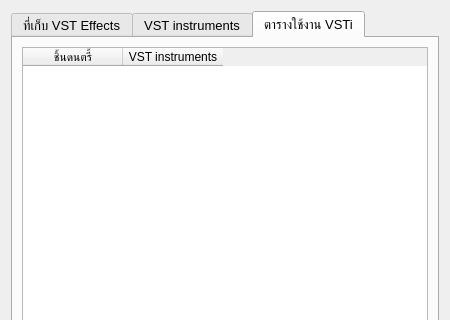
Above: Dialogs/VSTDirsDialog.ui from pie62/HandyKaraoke before the change; both pictures show x 0 to 450 and y 0 to 320 of the 450 by 468 pixel window. Below: the same form after it.
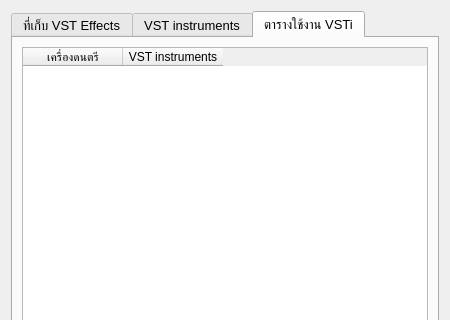
That is the form after the change. The open tabs and pages were chosen to show the change. Icons and pictures are not drawn.

```diff
--- a/Dialogs/VSTDirsDialog.ui
+++ b/Dialogs/VSTDirsDialog.ui
@@ -554,7 +554,7 @@
          </attribute>
          <column>
           <property name="text">
-           <string>ชิ้นดนตรี้</string>
+           <string>เครื่องดนตรี</string>
           </property>
          </column>
          <column>
```
